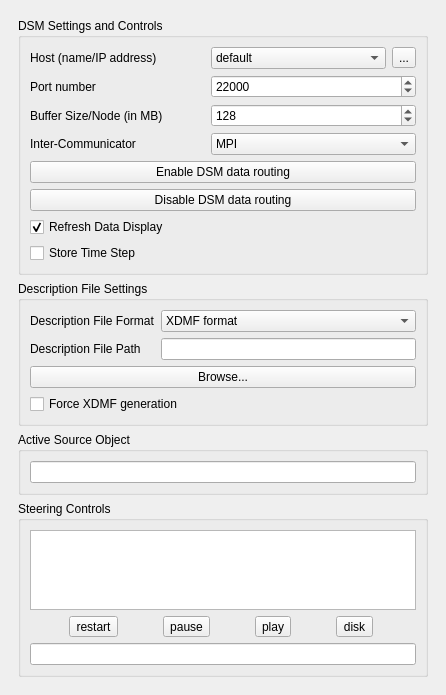
First picture: the form in pqDSMViewerPanel.ui, repository soumagne/icarus, before the edit.
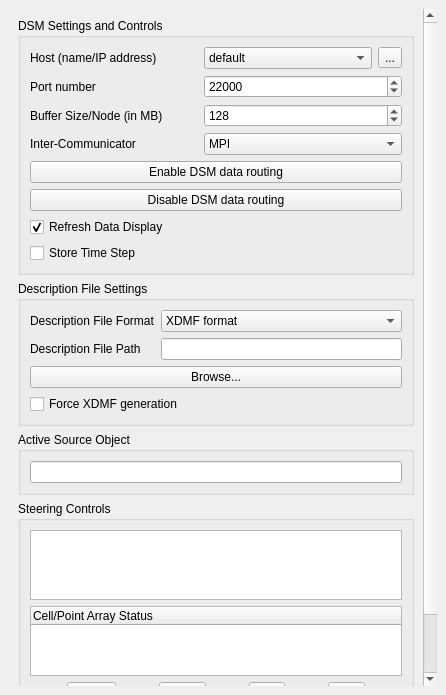
Second picture: the form after the edit. Icons and pictures are not drawn.

Commit message: Update headers - Fix Generator to no longer crash when a requested array does not exist in the HDF5 file - Add QTreeWidgetView of the XDMF config file

Patch:
```diff
--- a/pqDSMViewerPanel.ui
+++ b/pqDSMViewerPanel.ui
@@ -27,9 +27,9 @@
        <property name="geometry">
         <rect>
          <x>0</x>
-         <y>0</y>
+         <y>-170</y>
          <width>410</width>
-         <height>742</height>
+         <height>822</height>
         </rect>
        </property>
        <layout class="QVBoxLayout" name="verticalLayout_4">
@@ -313,6 +313,15 @@
            <item>
             <widget class="QGraphicsView" name="dsmHTMView"/>
            </item>
+           <item>
+            <widget class="QTreeWidget" name="dsmArrayTreeWidget">
+             <column>
+              <property name="text">
+               <string>Cell/Point Array Status</string>
+              </property>
+             </column>
+            </widget>
+           </item>
            <item>
             <layout class="QGridLayout" name="gridLayout_2">
              <item row="0" column="1">
```
The commit also changes 26 other files.
